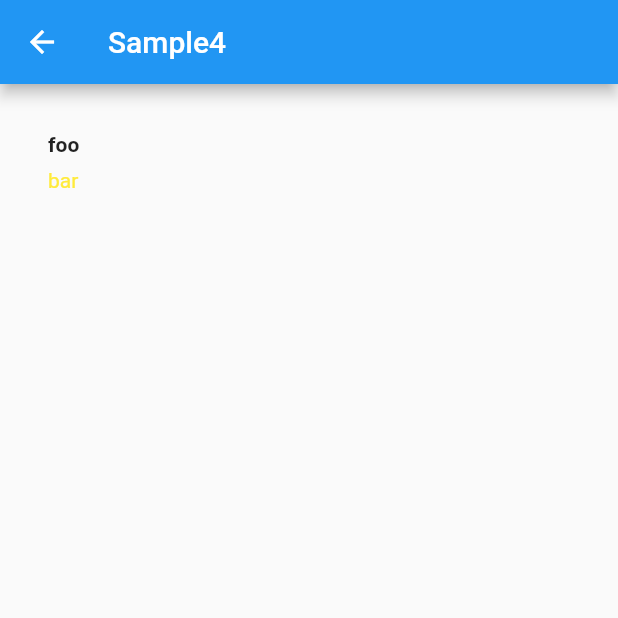
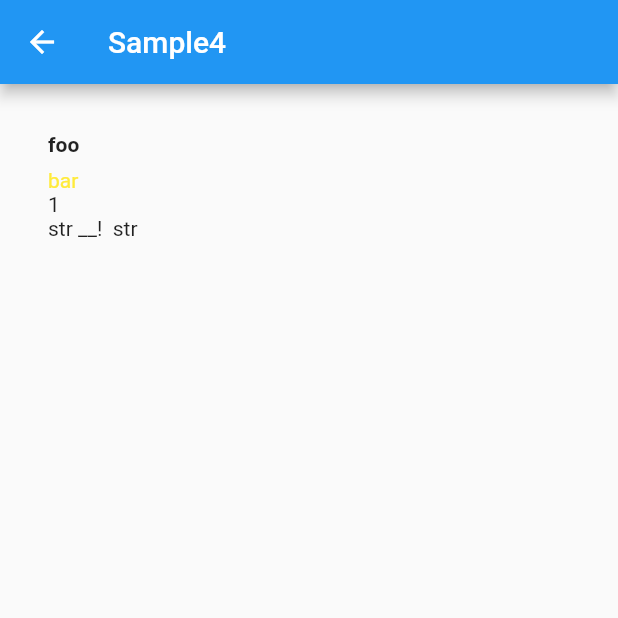
Before and after one commit to ise-208/sample-inspection, a Flutter app: the SamplePage4 screen opened directly, on a phone screen of 412 x 824 dp, the top half of it. Run offline on Flutter 3.47's test engine with Material 2 defaults, Android fonts, the phone set to English and light mode, and no system bars.

Commit message:
文字修飾実装

```diff
--- a/lib/presentation/sample_page3.dart
+++ b/lib/presentation/sample_page3.dart
@@ -74,9 +74,6 @@ class SamplePage3 extends StatelessWidget {
                     children: const [Text("4"), Text("5"), Text("6")],
                   ),
                 )),
-            ListView(
-              children: [titleSection],
-            ),
           ],
         ),
       ),
--- a/lib/presentation/sample_page4.dart
+++ b/lib/presentation/sample_page4.dart
@@ -21,6 +21,14 @@ class SamplePage4 extends StatelessWidget {
               const Text(
                 "bar",
                 style: TextStyle(color: Colors.yellow),
+              ),
+              Container(
+                child: Text(
+                  calc(2).toString(),
+                ),
+              ),
+              Container(
+                child: Text(words("str")),
               )
             ],
           ))
@@ -39,4 +47,12 @@ class SamplePage4 extends StatelessWidget {
     fontFamily: 'Roboto',
     fontWeight: FontWeight.w900,
   );
+
+  static int calc(int i) {
+    return 1;
+  }
+
+  static String words(String str) {
+    return "$str __!  $str";
+  }
 }
```
